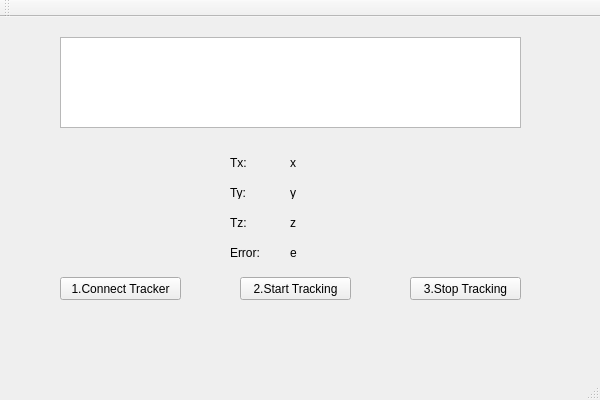
visteko/DUAL_Qt_Demo_src, file myclass.ui: the form before one commit.
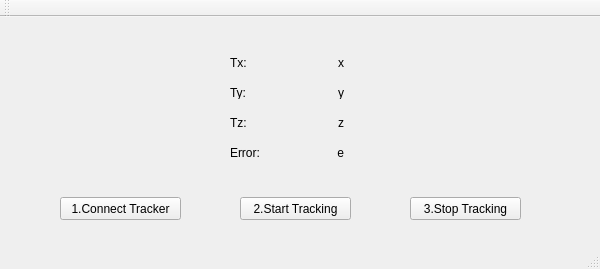
The form after the commit.

Patch:
```diff
--- a/myclass.ui
+++ b/myclass.ui
@@ -7,7 +7,7 @@
     <x>0</x>
     <y>0</y>
     <width>600</width>
-    <height>400</height>
+    <height>269</height>
    </rect>
   </property>
   <property name="windowTitle">
@@ -18,7 +18,7 @@
     <property name="geometry">
      <rect>
       <x>60</x>
-      <y>260</y>
+      <y>180</y>
       <width>121</width>
       <height>23</height>
      </rect>
@@ -27,21 +27,11 @@
      <string>1.Connect Tracker</string>
     </property>
    </widget>
-   <widget class="QTextEdit" name="textEdit_rec">
-    <property name="geometry">
-     <rect>
-      <x>60</x>
-      <y>20</y>
-      <width>461</width>
-      <height>91</height>
-     </rect>
-    </property>
-   </widget>
    <widget class="QPushButton" name="pushButton_start">
     <property name="geometry">
      <rect>
       <x>240</x>
-      <y>260</y>
+      <y>180</y>
       <width>111</width>
       <height>23</height>
      </rect>
@@ -54,7 +44,7 @@
     <property name="geometry">
      <rect>
       <x>410</x>
-      <y>260</y>
+      <y>180</y>
       <width>111</width>
       <height>23</height>
      </rect>
@@ -67,7 +57,7 @@
     <property name="geometry">
      <rect>
       <x>230</x>
-      <y>140</y>
+      <y>40</y>
       <width>54</width>
       <height>12</height>
      </rect>
@@ -80,7 +70,7 @@
     <property name="geometry">
      <rect>
       <x>230</x>
-      <y>170</y>
+      <y>70</y>
       <width>54</width>
       <height>12</height>
      </rect>
@@ -93,7 +83,7 @@
     <property name="geometry">
      <rect>
       <x>230</x>
-      <y>200</y>
+      <y>100</y>
       <width>54</width>
       <height>12</height>
      </rect>
@@ -106,7 +96,7 @@
     <property name="geometry">
      <rect>
       <x>230</x>
-      <y>230</y>
+      <y>130</y>
       <width>54</width>
       <height>12</height>
      </rect>
@@ -119,7 +109,7 @@
     <property name="geometry">
      <rect>
       <x>290</x>
-      <y>140</y>
+      <y>40</y>
       <width>54</width>
       <height>12</height>
      </rect>
@@ -127,12 +117,15 @@
     <property name="text">
      <string>x</string>
     </property>
+    <property name="alignment">
+     <set>Qt::AlignRight|Qt::AlignTrailing|Qt::AlignVCenter</set>
+    </property>
    </widget>
    <widget class="QLabel" name="label_valy">
     <property name="geometry">
      <rect>
       <x>290</x>
-      <y>170</y>
+      <y>70</y>
       <width>54</width>
       <height>12</height>
      </rect>
@@ -140,12 +133,15 @@
     <property name="text">
      <string>y</string>
     </property>
+    <property name="alignment">
+     <set>Qt::AlignRight|Qt::AlignTrailing|Qt::AlignVCenter</set>
+    </property>
    </widget>
    <widget class="QLabel" name="label_valz">
     <property name="geometry">
      <rect>
       <x>290</x>
-      <y>200</y>
+      <y>100</y>
       <width>54</width>
       <height>12</height>
      </rect>
@@ -153,12 +149,15 @@
     <property name="text">
      <string>z</string>
     </property>
+    <property name="alignment">
+     <set>Qt::AlignRight|Qt::AlignTrailing|Qt::AlignVCenter</set>
+    </property>
    </widget>
    <widget class="QLabel" name="label_vale">
     <property name="geometry">
      <rect>
       <x>290</x>
-      <y>230</y>
+      <y>130</y>
       <width>54</width>
       <height>12</height>
      </rect>
@@ -166,6 +165,9 @@
     <property name="text">
      <string>e</string>
     </property>
+    <property name="alignment">
+     <set>Qt::AlignRight|Qt::AlignTrailing|Qt::AlignVCenter</set>
+    </property>
    </widget>
    <zorder>pushButton_connect</zorder>
    <zorder>textEdit_rec</zorder>
```
Left out of the diff: 1 changed line with no effect on the pictures.
